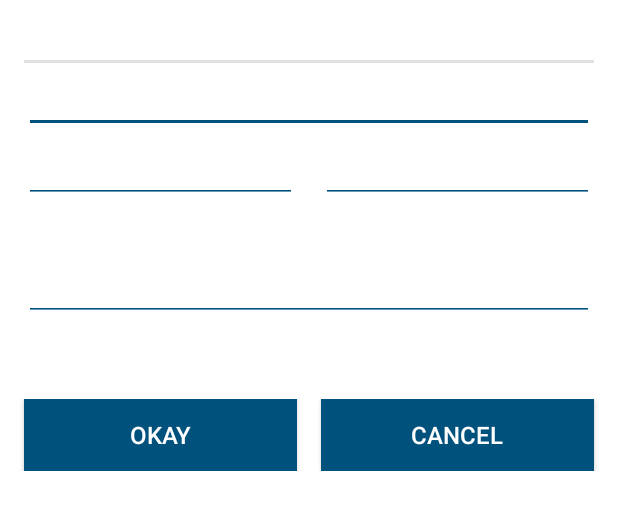
After one commit to CheeKeatSong/CK-Lucas, an Android app: the layout fragment_lecturer.xml on its own in the app's theme, with its tools: preview values and no code run, on a phone screen of 412 x 824 dp. The commit adds this screen. Shown: the top 510 px of the screen. Run offline under Robolectric (Android 15) with nearby library versions, the phone set to English and light mode, and no system bars.

Commit message:
Another commit

```diff
--- a/app/src/main/AndroidManifest.xml
+++ b/app/src/main/AndroidManifest.xml
@@ -31,6 +31,9 @@
         </activity>
         <activity android:name=".RecylcerView.RecyclerViewExample">
         </activity>
+        <activity
+            android:name=".Fragment.LecturerFragmentPagerActivity">
+        </activity>
 
     </application>
 
--- a/app/src/main/java/com/point2points/kdusurveysystem/AdminToolbarDrawer.java
+++ b/app/src/main/java/com/point2points/kdusurveysystem/AdminToolbarDrawer.java
@@ -144,7 +144,6 @@ public class AdminToolbarDrawer extends AppCompatActivity {
             public void onItemSelected(AdapterView<?> parentView, View selectedItemView, int position, long id) {
 
                 String sortType = String.valueOf(sortButton.getSelectedItem());
-                ((TextView)selectedItemView).setText(null);
 
                 if (sortType.equals("A-Z")){
                     sortoption = 1;
--- /dev/null
+++ b/app/src/main/res/layout/activity_lecturer_fragment_pager.xml
@@ -0,0 +1,6 @@
+<?xml version="1.0" encoding="utf-8"?>
+<android.support.v4.view.ViewPager
+android:id="@+id/activity_lecturer_fragment_view_pager"
+xmlns:android="http://schemas.android.com/apk/res/android"
+android:layout_width="match_parent"
+android:layout_height="match_parent"/>
--- /dev/null
+++ b/app/src/main/res/layout/fragment_lecturer.xml
@@ -0,0 +1,178 @@
+<?xml version="1.0" encoding="utf-8"?>
+<LinearLayout xmlns:android="http://schemas.android.com/apk/res/android"
+              android:orientation="vertical"
+              android:layout_width="match_parent"
+              android:layout_height="match_parent">
+
+    <TextView
+        android:layout_marginTop="10dp"
+        android:id="@+id/fragment_lecturer_id_text_view"
+        android:layout_width="match_parent"
+        android:layout_height="wrap_content"
+        android:text=""
+        android:textColor="@color/dark_kdu_blue"
+        android:textSize="18dp"
+        android:layout_marginLeft="16dp"
+        android:layout_marginRight="16dp"
+        style="?android:listSeparatorTextViewStyle"/>
+
+    <LinearLayout
+        android:layout_marginTop="4dp"
+        android:layout_width="match_parent"
+        android:layout_height="wrap_content"
+        android:orientation="horizontal">
+
+    <TextView
+        android:id="@+id/fragment_lecturer_full_name_text_view"
+        android:layout_width="wrap_content"
+        android:layout_height="wrap_content"
+        android:text=""
+        android:textSize="16dp"
+        android:layout_marginLeft="16dp"
+        android:layout_weight="0"/>
+
+    <EditText
+        android:id="@+id/fragment_lecturer_full_name_edit_text"
+        android:layout_width="wrap_content"
+        android:layout_height="wrap_content"
+        android:text=""
+        android:textSize="16dp"
+        android:layout_marginRight="16dp"
+        android:layout_weight="1"/>
+
+    </LinearLayout>
+
+    <LinearLayout
+        android:layout_width="match_parent"
+        android:layout_height="wrap_content"
+        android:orientation="horizontal"
+        android:layout_marginLeft="16dp"
+        android:layout_marginRight="16dp"
+        android:layout_marginTop="4dp">
+
+        <LinearLayout
+            android:layout_width="match_parent"
+            android:layout_height="match_parent"
+            android:orientation="horizontal"
+            android:layout_weight="1"
+            android:layout_marginRight="8dp"
+            >
+
+        <TextView
+            android:id="@+id/fragment_lecturer_user_name_text_view"
+            android:layout_width="wrap_content"
+            android:layout_height="wrap_content"
+            android:text=""
+            android:textSize="16dp"
+            android:layout_weight="0"/>
+
+    <EditText
+        android:id="@+id/fragment_lecturer_user_name_edit_text"
+        android:layout_width="match_parent"
+        android:layout_height="wrap_content"
+        android:text=""
+        android:textSize="16dp"
+        android:layout_weight="1"/>
+
+        </LinearLayout>
+
+        <LinearLayout
+            android:layout_marginLeft="8dp"
+            android:layout_width="match_parent"
+            android:layout_height="match_parent"
+            android:orientation="horizontal"
+            android:layout_weight="1">
+        <TextView
+            android:id="@+id/fragment_lecturer_point_text_view"
+            android:layout_width="wrap_content"
+            android:layout_height="wrap_content"
+            android:text=""
+            android:textSize="16dp"
+            android:layout_weight="0"/>
+
+    <EditText
+        android:textSize="16dp"
+        android:id="@+id/fragment_lecturer_point_edit_text"
+        android:layout_width="match_parent"
+        android:layout_height="wrap_content"
+        android:layout_weight="1"/>
+
+        </LinearLayout>
+
+    </LinearLayout>
+
+    <TextView
+        android:id="@+id/fragment_lecturer_email_text_view"
+        android:layout_marginTop="10dp"
+        android:layout_width="match_parent"
+        android:layout_height="wrap_content"
+        android:textSize="16dp"
+        android:layout_marginLeft="16dp"
+        android:layout_marginRight="16dp"/>
+
+    <LinearLayout
+        android:layout_width="match_parent"
+        android:layout_height="wrap_content"
+        android:layout_marginLeft="16dp"
+        android:layout_marginRight="16dp"
+        android:layout_marginTop="4dp">
+
+        <TextView
+            android:id="@+id/fragment_lecturer_password_text_view"
+            android:layout_width="wrap_content"
+            android:layout_height="wrap_content"
+            android:text=""
+            android:textSize="16dp"
+            android:layout_weight="0"/>
+
+    <EditText
+        android:id="@+id/fragment_lecturer_password_edit_text"
+        android:layout_width="match_parent"
+        android:layout_height="wrap_content"
+        android:textSize="16dp"
+        android:layout_weight="1"/>
+
+    </LinearLayout>
+
+    <TextView
+        android:id="@+id/fragment_lecturer_date_text_view"
+        android:layout_marginTop="10dp"
+        android:layout_width="match_parent"
+        android:layout_height="wrap_content"
+        android:textSize="16dp"
+        android:layout_marginLeft="16dp"
+        android:layout_marginRight="16dp"/>
+
+    <LinearLayout
+        android:layout_marginTop="20dp"
+        android:layout_width="match_parent"
+        android:layout_height="wrap_content"
+        android:orientation="horizontal">
+
+    <Button
+        android:id="@+id/fragment_lecturer_data_edit_button"
+        android:layout_width="match_parent"
+        android:layout_height="wrap_content"
+        android:layout_marginLeft="16dp"
+        android:layout_marginRight="8dp"
+        android:textSize="16dp"
+        android:textColor="@color/white"
+        android:background="@color/dark_kdu_blue"
+        android:layout_weight="1"
+        android:text="@string/okay"/>
+
+        <Button
+            android:text="@string/cancel"
+            android:layout_weight="1"
+            android:id="@+id/fragment_lecturer_data_cancel_button"
+            android:layout_width="match_parent"
+            android:layout_height="wrap_content"
+            android:layout_marginLeft="8dp"
+            android:layout_marginRight="16dp"
+            android:textSize="16dp"
+            android:textColor="@color/white"
+            android:background="@color/dark_kdu_blue"/>
+
+    </LinearLayout>
+
+</LinearLayout>
--- a/app/src/main/res/layout/my_search_custom_view.xml
+++ b/app/src/main/res/layout/my_search_custom_view.xml
@@ -25,6 +25,7 @@
             android:id="@+id/menu_item_back"/>
 
         <EditText
+            android:layout_marginRight="16dp"
             android:layout_gravity="center_vertical"
             android:layout_width="match_parent"
             android:layout_height="50dp"
--- a/app/src/main/res/values/strings.xml
+++ b/app/src/main/res/values/strings.xml
@@ -16,6 +16,10 @@
     <string name="search">Search</string>
     <string name="option">Option</string>
     <string name="search_hint">Search...</string>
+
+    //button
+    <string name="okay">OKAY</string>
+    <string name="cancel">CANCEL</string>
 
     //data creation dialog
     <string name="lecturer_data_creation_success">LECTURER DATA SUCCESSFULLY CREATED</string>
```
Also changed, not shown: app/src/main/java/com/point2points/kdusurveysystem/Fragment/LecturerFragment.java (added, +200 -0 lines), app/src/main/java/com/point2points/kdusurveysystem/Fragment/LecturerFragmentPagerActivity.java (added, +67 -0 lines), app/src/main/java/com/point2points/kdusurveysystem/Lecturer.java (+13 -4 lines), app/src/main/java/com/point2points/kdusurveysystem/RecylcerView/RecyclerViewExample.java (+11 -5 lines), app/src/main/java/com/point2points/kdusurveysystem/adapter/RecyclerViewAdapter.java (+12 -6 lines), app/src/main/res/layout/recycler_view_items.xml (+11 -0 lines).
